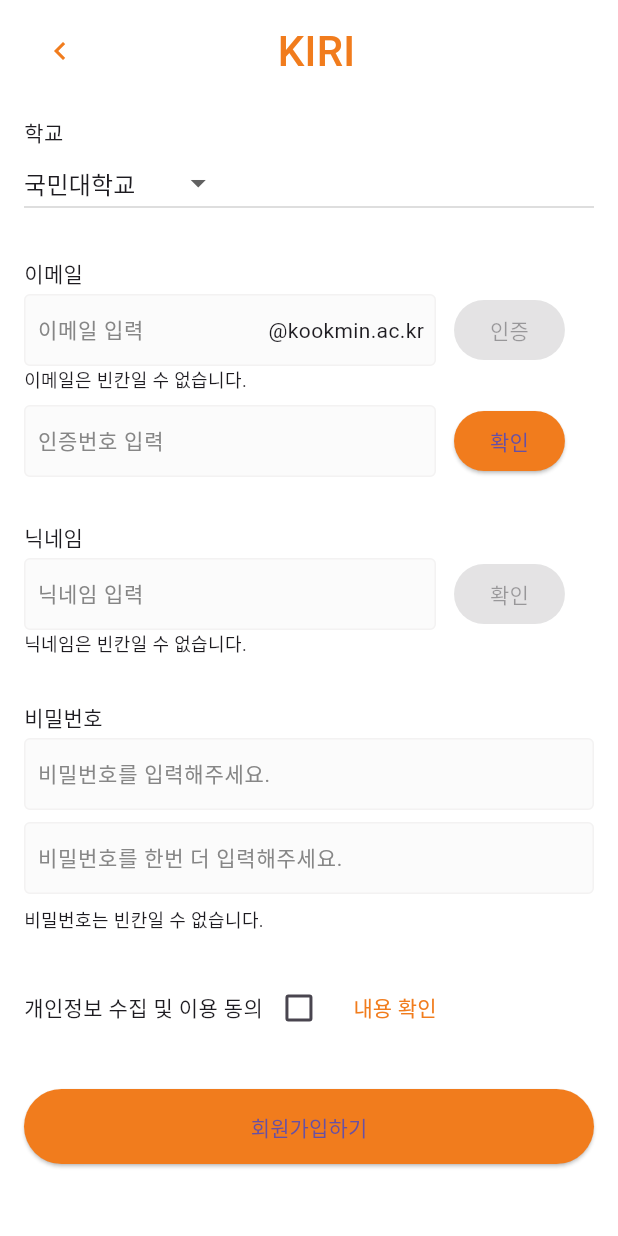
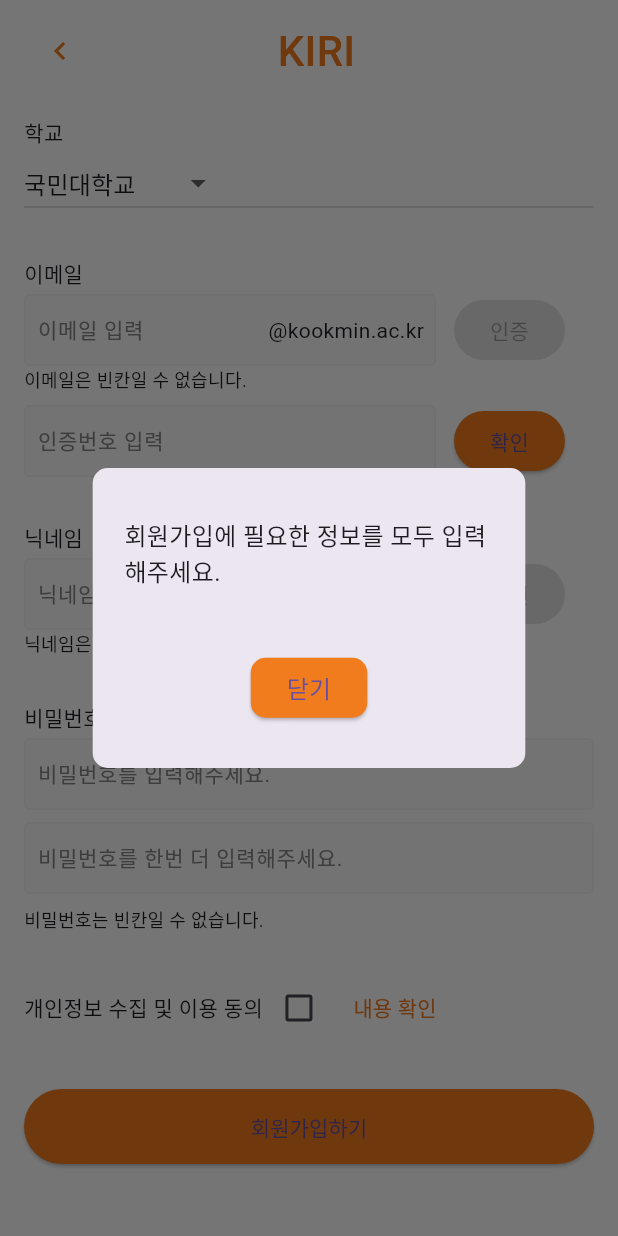
Before and after one commit to jia5232/KIRI_Frontend, a Flutter app: the SignupScreen widget shown alone on an empty page, opened directly, after a tap on "회원가입하기", on a phone screen of 412 x 824 dp. Run offline on Flutter 3.47's test engine with Material 3 defaults, Android fonts, the phone set to English and light mode, and no system bars; our stand-ins replace dio, flutter_riverpod, flutter_secure_storage, font_awesome_flutter, go_router, package_info_plus and 1 more; missing offline and left inert: flutter_email_sender, stomp_dart_client; accounts and stored records are empty; generated files the repository leaves out were written again; network calls fail; Roboto replaces fonts that are missing (NotoSans).

Commit message:
feat: 회원가입 페이지 예외 처리

```diff
--- a/lib/member/view/signup_screen.dart
+++ b/lib/member/view/signup_screen.dart
@@ -24,7 +24,8 @@ class _SignupScreenState extends ConsumerState<SignupScreen> {
   String univName = '';
   String email = '';
 
-  String authNumber = 'tmp129049492094nkdsjlkfjwl'; // 이후 서버에서 받아올 이메일 인증번호로 초기화됨
+  String authNumber =
+      'tmp129049492094nkdsjlkfjwl'; // 이후 서버에서 받아올 이메일 인증번호로 초기화됨
   String inputAuthNumber = ''; // 사용자가 입력할 이메일 인증번호
   String nickname = '';
   String password = '';
@@ -128,7 +129,8 @@ class _SignupScreenState extends ConsumerState<SignupScreen> {
                     }
                     return DropdownButton<String>(
                       value: univName,
-                      items: univNames.map<DropdownMenuItem<String>>((String value) {
+                      items: univNames
+                          .map<DropdownMenuItem<String>>((String value) {
                         return DropdownMenuItem<String>(
                           value: value,
                           child: Text(value),
@@ -181,24 +183,29 @@ class _SignupScreenState extends ConsumerState<SignupScreen> {
                       onPressed: (isEmailNull || isEmailAuthenticated)
                           ? null
                           : () async {
-                              // 인증번호 전송 api
-                              // 중복 이메일 -> 이미 가입된 이메일입니다.
-                              // 신규 이메일 -> 서버에서 인증번호를 받아 저장해둔다.
-                              // authNumber = 서버에서 발급한 인증번호.
+                              try {
                                 final resp = await dio.post(
                                   'http://$ip/email',
                                   data: {'email': email},
                                   options: Options(
-                                  headers: {'Content-Type': 'application/json'},
+                                    headers: {
+                                      'Content-Type': 'application/json'
+                                    },
                                   ),
                                 );
                                 if (resp.data.containsKey('exist')) {
                                   getNoticeDialog(
                                       context, resp.data['exist'].toString());
-                              } else if (resp.data.containsKey('authNumber')) {
+                                } else if (resp.data
+                                    .containsKey('authNumber')) {
                                   authNumber = resp.data['authNumber'];
                                 } else {
-                                // 기타 오류 처리
+                                  getNoticeDialog(
+                                      context, '알 수 없는 오류가 발생했습니다.');
+                                }
+                              } catch(e){
+                                getNoticeDialog(
+                                    context, '알 수 없는 오류가 발생했습니다.');
                               }
                             },
                       child: Text('인증'),
@@ -278,6 +285,7 @@ class _SignupScreenState extends ConsumerState<SignupScreen> {
                       onPressed: (isNicknameNull || !isNicknameDuplicated)
                           ? null
                           : () async {
+                              try{
                                 // 닉네임 중복 확인 api
                                 final resp = await dio.get(
                                   'http://$ip/nicknameExists',
@@ -294,6 +302,10 @@ class _SignupScreenState extends ConsumerState<SignupScreen> {
                                   getNoticeDialog(context, '이미 사용중인 닉네임입니다.');
                                 } else {
                                   getNoticeDialog(context, '사용 가능한 닉네임입니다');
+                                }
+                              } catch(e){
+                                getNoticeDialog(
+                                    context, '알 수 없는 오류가 발생했습니다.');
                               }
                             },
                       child: Text('확인'),
@@ -441,8 +453,10 @@ class _SignupScreenState extends ConsumerState<SignupScreen> {
                           getSignupResultDialog(context, "회원가입이 완료되었습니다.");
                         }
                       } catch (e) {
-                        getNoticeDialog(context, e.toString());
+                        getNoticeDialog(context, "회원가입에 실패했습니다.");
                       }
+                    } else {
+                      getNoticeDialog(context, "회원가입에 필요한 정보를 모두 입력해주세요.");
                     }
                   },
                   child: Text('회원가입하기'),
```
Lines whose indentation alone changed are shown as unchanged.
